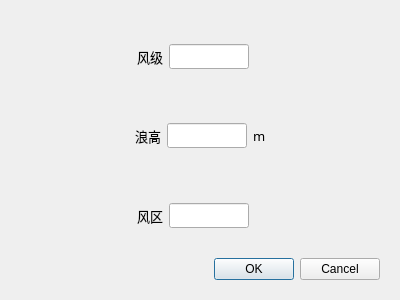
Old version of the form dialog_para_env.ui in the repository cedricxs/RadarSimulator.
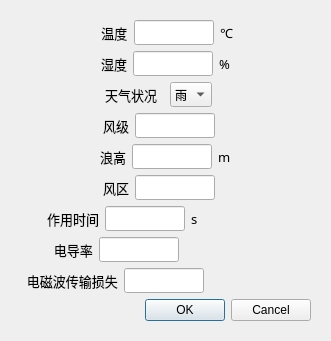
New version of the form. Icons and pictures are not drawn.

The edit to the form file:
```diff
--- a/dialog_para_env.ui
+++ b/dialog_para_env.ui
@@ -6,8 +6,8 @@
    <rect>
     <x>0</x>
     <y>0</y>
-    <width>400</width>
-    <height>300</height>
+    <width>331</width>
+    <height>311</height>
    </rect>
   </property>
   <property name="windowTitle">
@@ -20,6 +20,252 @@
       <string notr="true">QWidget#widget{background-image:url(:/img/image_dialog.jpg)}</string>
      </property>
      <layout class="QVBoxLayout" name="verticalLayout_2">
+      <item>
+       <layout class="QHBoxLayout" name="horizontalLayout_30">
+        <item>
+         <spacer name="horizontalSpacer_4">
+          <property name="orientation">
+           <enum>Qt::Horizontal</enum>
+          </property>
+          <property name="sizeHint" stdset="0">
+           <size>
+            <width>40</width>
+            <height>20</height>
+           </size>
+          </property>
+         </spacer>
+        </item>
+        <item>
+         <widget class="QLabel" name="label_56">
+          <property name="font">
+           <font>
+            <family>黑体</family>
+            <pointsize>10</pointsize>
+           </font>
+          </property>
+          <property name="styleSheet">
+           <string notr="true">QLabel#label_46{color:white}</string>
+          </property>
+          <property name="text">
+           <string> 温度</string>
+          </property>
+         </widget>
+        </item>
+        <item>
+         <widget class="QLineEdit" name="lineEdit_27">
+          <property name="maximumSize">
+           <size>
+            <width>80</width>
+            <height>16777215</height>
+           </size>
+          </property>
+          <property name="font">
+           <font>
+            <family>黑体</family>
+           </font>
+          </property>
+          <property name="readOnly">
+           <bool>false</bool>
+          </property>
+         </widget>
+        </item>
+        <item>
+         <widget class="QLabel" name="label_57">
+          <property name="font">
+           <font>
+            <family>黑体</family>
+            <pointsize>10</pointsize>
+           </font>
+          </property>
+          <property name="styleSheet">
+           <string notr="true">QLabel#label_47{color:white}</string>
+          </property>
+          <property name="text">
+           <string>℃</string>
+          </property>
+         </widget>
+        </item>
+        <item>
+         <spacer name="horizontalSpacer_27">
+          <property name="orientation">
+           <enum>Qt::Horizontal</enum>
+          </property>
+          <property name="sizeHint" stdset="0">
+           <size>
+            <width>40</width>
+            <height>20</height>
+           </size>
+          </property>
+         </spacer>
+        </item>
+       </layout>
+      </item>
+      <item>
+       <layout class="QHBoxLayout" name="horizontalLayout_31">
+        <item>
+         <spacer name="horizontalSpacer_5">
+          <property name="orientation">
+           <enum>Qt::Horizontal</enum>
+          </property>
+          <property name="sizeHint" stdset="0">
+           <size>
+            <width>40</width>
+            <height>20</height>
+           </size>
+          </property>
+         </spacer>
+        </item>
+        <item>
+         <widget class="QLabel" name="label_58">
+          <property name="font">
+           <font>
+            <family>黑体</family>
+            <pointsize>10</pointsize>
+           </font>
+          </property>
+          <property name="styleSheet">
+           <string notr="true">QLabel#label_46{color:white}</string>
+          </property>
+          <property name="text">
+           <string>湿度</string>
+          </property>
+         </widget>
+        </item>
+        <item>
+         <widget class="QLineEdit" name="lineEdit_28">
+          <property name="maximumSize">
+           <size>
+            <width>80</width>
+            <height>16777215</height>
+           </size>
+          </property>
+          <property name="font">
+           <font>
+            <family>黑体</family>
+           </font>
+          </property>
+          <property name="readOnly">
+           <bool>false</bool>
+          </property>
+         </widget>
+        </item>
+        <item>
+         <widget class="QLabel" name="label_59">
+          <property name="font">
+           <font>
+            <family>黑体</family>
+            <pointsize>10</pointsize>
+           </font>
+          </property>
+          <property name="styleSheet">
+           <string notr="true">QLabel#label_47{color:white}</string>
+          </property>
+          <property name="text">
+           <string>%</string>
+          </property>
+         </widget>
+        </item>
+        <item>
+         <spacer name="horizontalSpacer_28">
+          <property name="orientation">
+           <enum>Qt::Horizontal</enum>
+          </property>
+          <property name="sizeHint" stdset="0">
+           <size>
+            <width>40</width>
+            <height>20</height>
+           </size>
+          </property>
+         </spacer>
+        </item>
+       </layout>
+      </item>
+      <item>
+       <layout class="QHBoxLayout" name="horizontalLayout_32">
+        <item>
+         <spacer name="horizontalSpacer_6">
+          <property name="orientation">
+           <enum>Qt::Horizontal</enum>
+          </property>
+          <property name="sizeHint" stdset="0">
+           <size>
+            <width>40</width>
+            <height>20</height>
+           </size>
+          </property>
+         </spacer>
+        </item>
+        <item>
+         <widget class="QLabel" name="label_60">
+          <property name="font">
+           <font>
+            <family>黑体</family>
+            <pointsize>10</pointsize>
+           </font>
+          </property>
+          <property name="styleSheet">
+           <string notr="true">QLabel#label_46{color:white}</string>
+          </property>
+          <property name="text">
+           <string>天气状况  </string>
+          </property>
+         </widget>
+        </item>
+        <item>
+         <widget class="QComboBox" name="comboBox">
+          <property name="font">
+           <font>
+            <family>黑体</family>
+           </font>
+          </property>
+          <item>
+           <property name="text">
+            <string>雨</string>
+           </property>
+          </item>
+          <item>
+           <property name="text">
+            <string>雪</string>
+           </property>
+          </item>
+          <item>
+           <property name="text">
+            <string>雾</string>
+           </property>
+          </item>
+         </widget>
+        </item>
+        <item>
+         <widget class="QLabel" name="label_61">
+          <property name="font">
+           <font>
+            <family>黑体</family>
+            <pointsize>10</pointsize>
+           </font>
+          </property>
+          <property name="styleSheet">
+           <string notr="true">QLabel#label_47{color:white}</string>
+          </property>
+          <property name="text">
+           <string/>
+          </property>
+         </widget>
+        </item>
+        <item>
+         <spacer name="horizontalSpacer_29">
+          <property name="orientation">
+           <enum>Qt::Horizontal</enum>
+          </property>
+          <property name="sizeHint" stdset="0">
+           <size>
+            <width>40</width>
+            <height>20</height>
+           </size>
+          </property>
+         </spacer>
+        </item>
+       </layout>
+      </item>
       <item>
        <layout class="QHBoxLayout" name="horizontalLayout_27">
         <item>
@@ -260,6 +506,207 @@
         </item>
        </layout>
       </item>
+      <item>
+       <layout class="QHBoxLayout" name="horizontalLayout_33">
+        <item>
+         <widget class="QLabel" name="label_62">
+          <property name="font">
+           <font>
+            <family>黑体</family>
+            <pointsize>10</pointsize>
+           </font>
+          </property>
+          <property name="styleSheet">
+           <string notr="true">QLabel#label_46{color:white}</string>
+          </property>
+          <property name="text">
+           <string>        作用时间</string>
+          </property>
+         </widget>
+        </item>
+        <item>
+         <widget class="QLineEdit" name="lineEdit_29">
+          <property name="maximumSize">
+           <size>
+            <width>80</width>
+            <height>16777215</height>
+           </size>
+          </property>
+          <property name="font">
+           <font>
+            <family>黑体</family>
+           </font>
+          </property>
+          <property name="readOnly">
+           <bool>false</bool>
+          </property>
+         </widget>
+        </item>
+        <item>
+         <widget class="QLabel" name="label_63">
+          <property name="font">
+           <font>
+            <family>黑体</family>
+            <pointsize>10</pointsize>
+           </font>
+          </property>
+          <property name="styleSheet">
+           <string notr="true">QLabel#label_47{color:white}</string>
+          </property>
+          <property name="text">
+           <string>s</string>
+          </property>
+         </widget>
+        </item>
+        <item>
+         <spacer name="horizontalSpacer_30">
+          <property name="orientation">
+           <enum>Qt::Horizontal</enum>
+          </property>
+          <property name="sizeHint" stdset="0">
+           <size>
+            <width>40</width>
+            <height>20</height>
+           </size>
+          </property>
+         </spacer>
+        </item>
+       </layout>
+      </item>
+      <item>
+       <layout class="QHBoxLayout" name="horizontalLayout_34">
+        <item>
+         <widget class="QLabel" name="label_64">
+          <property name="font">
+           <font>
+            <family>黑体</family>
+            <pointsize>10</pointsize>
+           </font>
+          </property>
+          <property name="styleSheet">
+           <string notr="true">QLabel#label_46{color:white}</string>
+          </property>
+          <property name="text">
+           <string>          电导率</string>
+          </property>
+         </widget>
+        </item>
+        <item>
+         <widget class="QLineEdit" name="lineEdit_30">
+          <property name="maximumSize">
+           <size>
+            <width>80</width>
+            <height>16777215</height>
+           </size>
+          </property>
+          <property name="font">
+           <font>
+            <family>黑体</family>
+           </font>
+          </property>
+          <property name="readOnly">
+           <bool>false</bool>
+          </property>
+         </widget>
+        </item>
+        <item>
+         <widget class="QLabel" name="label_65">
+          <property name="font">
+           <font>
+            <family>黑体</family>
+            <pointsize>10</pointsize>
+           </font>
+          </property>
+          <property name="styleSheet">
+           <string notr="true">QLabel#label_47{color:white}</string>
+          </property>
+          <property name="text">
+           <string/>
+          </property>
+         </widget>
+        </item>
+        <item>
+         <spacer name="horizontalSpacer_31">
+          <property name="orientation">
+           <enum>Qt::Horizontal</enum>
+          </property>
+          <property name="sizeHint" stdset="0">
+           <size>
+            <width>40</width>
+            <height>20</height>
+           </size>
+          </property>
+         </spacer>
+        </item>
+       </layout>
+      </item>
+      <item>
+       <layout class="QHBoxLayout" name="horizontalLayout_35">
+        <item>
+         <widget class="QLabel" name="label_66">
+          <property name="font">
+           <font>
+            <family>黑体</family>
+            <pointsize>10</pointsize>
+           </font>
+          </property>
+          <property name="styleSheet">
+           <string notr="true">QLabel#label_46{color:white}</string>
+          </property>
+          <property name="text">
+           <string>  电磁波传输损失</string>
+          </property>
+         </widget>
+        </item>
+        <item>
+         <widget class="QLineEdit" name="lineEdit_31">
+          <property name="maximumSize">
+           <size>
+            <width>80</width>
+            <height>16777215</height>
+           </size>
+          </property>
+          <property name="font">
+           <font>
+            <family>黑体</family>
+           </font>
+          </property>
+          <property name="readOnly">
+           <bool>false</bool>
+          </property>
+         </widget>
+        </item>
+        <item>
+         <widget class="QLabel" name="label_67">
+          <property name="font">
+           <font>
+            <family>黑体</family>
+            <pointsize>10</pointsize>
+           </font>
+          </property>
+          <property name="styleSheet">
+           <string notr="true">QLabel#label_47{color:white}</string>
+          </property>
+          <property name="text">
+           <string/>
+          </property>
+         </widget>
+        </item>
+        <item>
+         <spacer name="horizontalSpacer_32">
+          <property name="orientation">
+           <enum>Qt::Horizontal</enum>
+          </property>
+          <property name="sizeHint" stdset="0">
+           <size>
+            <width>40</width>
+            <height>20</height>
+           </size>
+          </property>
+         </spacer>
+        </item>
+       </layout>
+      </item>
       <item>
        <widget class="QDialogButtonBox" name="buttonBox">
         <property name="orientation">
```
